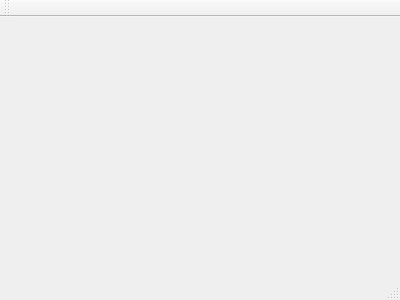
Old version of the form Qt5Book/Qt5.9Samp/chap02/samp2_1/mainwindow.ui in the repository Lizhhhh/learning.
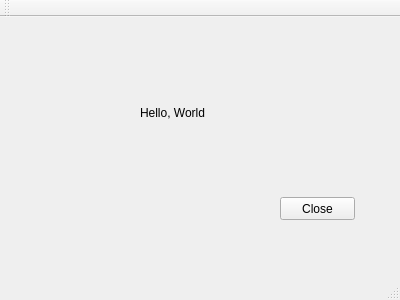
New version of the form.

What changed in the file:
```diff
--- a/Qt5Book/Qt5.9Samp/chap02/samp2_1/mainwindow.ui
+++ b/Qt5Book/Qt5.9Samp/chap02/samp2_1/mainwindow.ui
@@ -12,13 +12,55 @@
   <property name="windowTitle" >
    <string>MainWindow</string>
   </property>
-  <widget class="QMenuBar" name="menuBar" />
-  <widget class="QToolBar" name="mainToolBar" />
-  <widget class="QWidget" name="centralWidget" />
-  <widget class="QStatusBar" name="statusBar" />
+  <widget class="QWidget" name="centralWidget">
+   <widget class="QLabel" name="label">
+    <property name="geometry">
+     <rect>
+      <x>140</x>
+      <y>80</y>
+      <width>101</width>
+      <height>31</height>
+     </rect>
+    </property>
+    <property name="text">
+     <string>Hello, World</string>
+    </property>
+   </widget>
+   <widget class="QPushButton" name="btnClose">
+    <property name="geometry">
+     <rect>
+      <x>280</x>
+      <y>180</y>
+      <width>75</width>
+      <height>23</height>
+     </rect>
+    </property>
+    <property name="text">
+     <string>Close</string>
+    </property>
+   </widget>
+  </widget>
+  <widget class="QMenuBar" name="menuBar">
+   <property name="geometry">
+    <rect>
+     <x>0</x>
+     <y>0</y>
+     <width>400</width>
+     <height>23</height>
+    </rect>
+   </property>
+  </widget>
+  <widget class="QToolBar" name="mainToolBar">
+   <attribute name="toolBarArea">
+    <enum>TopToolBarArea</enum>
+   </attribute>
+   <attribute name="toolBarBreak">
+    <bool>false</bool>
+   </attribute>
+  </widget>
+  <widget class="QStatusBar" name="statusBar"/>
  </widget>
- <layoutDefault spacing="6" margin="11" />
- <pixmapfunction></pixmapfunction>
+ <layoutdefault spacing="6" margin="11"/>
  <resources/>
  <connections/>
 </ui>
```
Left out of the diff: 26 changed lines with no effect on the pictures.
